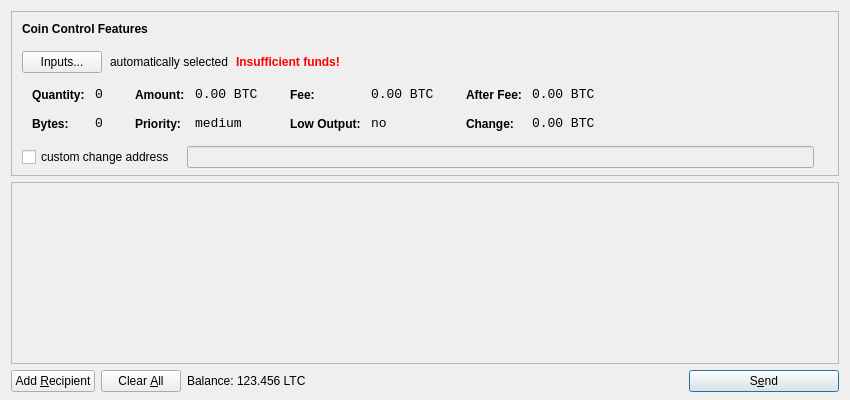
Above: src/qt/forms/sendcoinsdialog.ui from blastcoin/blastcoin before the change. Below: the same form after it.
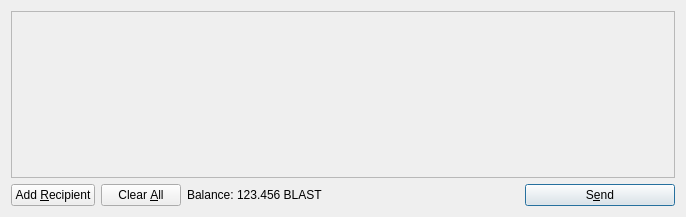
That is the form after the change. Icons and pictures are not drawn.

Diff of the .ui file:
```diff
--- a/src/qt/forms/sendcoinsdialog.ui
+++ b/src/qt/forms/sendcoinsdialog.ui
@@ -6,615 +6,14 @@
    <rect>
     <x>0</x>
     <y>0</y>
-    <width>850</width>
-    <height>400</height>
+    <width>686</width>
+    <height>217</height>
    </rect>
   </property>
   <property name="windowTitle">
    <string>Send Coins</string>
   </property>
-  <layout class="QVBoxLayout" name="verticalLayout" stretch="0,1,0">
-   <property name="bottomMargin">
-    <number>8</number>
-   </property>
-   <item>
-    <widget class="QFrame" name="frameCoinControl">
-     <property name="sizePolicy">
-      <sizepolicy hsizetype="Expanding" vsizetype="Expanding">
-       <horstretch>0</horstretch>
-       <verstretch>0</verstretch>
-      </sizepolicy>
-     </property>
-     <property name="maximumSize">
-      <size>
-       <width>16777215</width>
-       <height>16777215</height>
-      </size>
-     </property>
-     <property name="frameShape">
-      <enum>QFrame::StyledPanel</enum>
-     </property>
-     <property name="frameShadow">
-      <enum>QFrame::Sunken</enum>
-     </property>
-     <layout class="QVBoxLayout" name="verticalLayoutCoinControl2">
-      <property name="spacing">
-       <number>-1</number>
-      </property>
-      <property name="leftMargin">
-       <number>0</number>
-      </property>
-      <property name="topMargin">
-       <number>0</number>
-      </property>
-      <property name="rightMargin">
-       <number>0</number>
-      </property>
-      <property name="bottomMargin">
-       <number>6</number>
-      </property>
-      <item>
-       <layout class="QVBoxLayout" name="verticalLayoutCoinControl" stretch="0,0,0,0,1">
-        <property name="spacing">
-         <number>0</number>
-        </property>
-        <property name="leftMargin">
-         <number>10</number>
-        </property>
-        <property name="topMargin">
-         <number>10</number>
-        </property>
-        <item>
-         <layout class="QHBoxLayout" name="horizontalLayoutCoinControl1">
-          <property name="bottomMargin">
-           <number>15</number>
-          </property>
-          <item>
-           <widget class="QLabel" name="labelCoinControlFeatures">
-            <property name="sizePolicy">
-             <sizepolicy hsizetype="Preferred" vsizetype="Maximum">
-              <horstretch>0</horstretch>
-              <verstretch>0</verstretch>
-             </sizepolicy>
-            </property>
-            <property name="font">
-             <font>
-              <weight>75</weight>
-              <bold>true</bold>
-             </font>
-            </property>
-            <property name="styleSheet">
-             <string notr="true">font-weight:bold;</string>
-            </property>
-            <property name="text">
-             <string>Coin Control Features</string>
-            </property>
-           </widget>
-          </item>
-         </layout>
-        </item>
-        <item>
-         <layout class="QHBoxLayout" name="horizontalLayoutCoinControl2" stretch="0,0,0,0">
-          <property name="spacing">
-           <number>8</number>
-          </property>
-          <property name="bottomMargin">
-           <number>10</number>
-          </property>
-          <item>
-           <widget class="QPushButton" name="pushButtonCoinControl">
-            <property name="styleSheet">
-             <string notr="true"/>
-            </property>
-            <property name="text">
-             <string>Inputs...</string>
-            </property>
-           </widget>
-          </item>
-          <item>
-           <widget class="QLabel" name="labelCoinControlAutomaticallySelected">
-            <property name="text">
-             <string>automatically selected</string>
-            </property>
-            <property name="margin">
-             <number>5</number>
-            </property>
-           </widget>
-          </item>
-          <item>
-           <widget class="QLabel" name="labelCoinControlInsuffFunds">
-            <property name="font">
-             <font>
-              <weight>75</weight>
-              <bold>true</bold>
-             </font>
-            </property>
-            <property name="styleSheet">
-             <string notr="true">color:red;font-weight:bold;</string>
-            </property>
-            <property name="text">
-             <string>Insufficient funds!</string>
-            </property>
-            <property name="margin">
-             <number>5</number>
-            </property>
-           </widget>
-          </item>
-          <item>
-           <spacer name="horizontalSpacerCoinControl">
-            <property name="orientation">
-             <enum>Qt::Horizontal</enum>
-            </property>
-            <property name="sizeHint" stdset="0">
-             <size>
-              <width>40</width>
-              <height>1</height>
-             </size>
-            </property>
-           </spacer>
-          </item>
-         </layout>
-        </item>
-        <item>
-         <widget class="QWidget" name="widgetCoinControl" native="true">
-          <property name="sizePolicy">
-           <sizepolicy hsizetype="Preferred" vsizetype="Preferred">
-            <horstretch>0</horstretch>
-            <verstretch>0</verstretch>
-           </sizepolicy>
-          </property>
-          <property name="minimumSize">
-           <size>
-            <width>0</width>
-            <height>0</height>
-           </size>
-          </property>
-          <property name="styleSheet">
-           <string notr="true"/>
-          </property>
-          <layout class="QHBoxLayout" name="horizontalLayoutCoinControl5">
-           <property name="margin">
-            <number>0</number>
-           </property>
-           <item>
-            <layout class="QHBoxLayout" name="horizontalLayoutCoinControl3" stretch="0,0,0,1">
-             <property name="spacing">
-              <number>20</number>
-             </property>
-             <property name="topMargin">
-              <number>0</number>
-             </property>
-             <property name="bottomMargin">
-              <number>10</number>
-             </property>
-             <item>
-              <layout class="QFormLayout" name="formLayoutCoinControl1">
-               <property name="horizontalSpacing">
-                <number>10</number>
-               </property>
-               <property name="verticalSpacing">
-                <number>14</number>
-               </property>
-               <property name="leftMargin">
-                <number>10</number>
-               </property>
-               <property name="topMargin">
-                <number>4</number>
-               </property>
-               <property name="rightMargin">
-                <number>6</number>
-               </property>
-               <item row="0" column="0">
-                <widget class="QLabel" name="labelCoinControlQuantityText">
-                 <property name="styleSheet">
-                  <string notr="true">font-weight:bold;</string>
-                 </property>
-                 <property name="text">
-                  <string>Quantity:</string>
-                 </property>
-                 <property name="margin">
-                  <number>0</number>
-                 </property>
-                </widget>
-               </item>
-               <item row="0" column="1">
-                <widget class="QLabel" name="labelCoinControlQuantity">
-                 <property name="font">
-                  <font>
-                   <family>Monospace</family>
-                   <pointsize>10</pointsize>
-                  </font>
-                 </property>
-                 <property name="cursor">
-                  <cursorShape>IBeamCursor</cursorShape>
-                 </property>
-                 <property name="contextMenuPolicy">
-                  <enum>Qt::ActionsContextMenu</enum>
-                 </property>
-                 <property name="text">
-                  <string notr="true">0</string>
-                 </property>
-                 <property name="margin">
-                  <number>0</number>
-                 </property>
-                 <property name="textInteractionFlags">
-                  <set>Qt::LinksAccessibleByMouse|Qt::TextSelectableByKeyboard|Qt::TextSelectableByMouse</set>
-                 </property>
-                </widget>
-               </item>
-               <item row="1" column="0">
-                <widget class="QLabel" name="labelCoinControlBytesText">
-                 <property name="styleSheet">
-                  <string notr="true">font-weight:bold;</string>
-                 </property>
-                 <property name="text">
-                  <string>Bytes:</string>
-                 </property>
-                </widget>
-               </item>
-               <item row="1" column="1">
-                <widget class="QLabel" name="labelCoinControlBytes">
-                 <property name="font">
-                  <font>
-                   <family>Monospace</family>
-                   <pointsize>10</pointsize>
-                  </font>
-                 </property>
-                 <property name="cursor">
-                  <cursorShape>IBeamCursor</cursorShape>
-                 </property>
-                 <property name="contextMenuPolicy">
-                  <enum>Qt::ActionsContextMenu</enum>
-                 </property>
-                 <property name="text">
-                  <string notr="true">0</string>
-                 </property>
-                 <property name="textInteractionFlags">
-                  <set>Qt::LinksAccessibleByMouse|Qt::TextSelectableByKeyboard|Qt::TextSelectableByMouse</set>
-                 </property>
-                </widget>
-               </item>
-              </layout>
-             </item>
-             <item>
-              <layout class="QFormLayout" name="formLayoutCoinControl2">
-               <property name="horizontalSpacing">
-                <number>10</number>
-               </property>
-               <property name="verticalSpacing">
-                <number>14</number>
-               </property>
-               <property name="leftMargin">
-                <number>6</number>
-               </property>
-               <property name="topMargin">
-                <number>4</number>
-               </property>
-               <property name="rightMargin">
-                <number>6</number>
-               </property>
-               <item row="0" column="0">
-                <widget class="QLabel" name="labelCoinControlAmountText">
-                 <property name="styleSheet">
-                  <string notr="true">font-weight:bold;</string>
-                 </property>
-                 <property name="text">
-                  <string>Amount:</string>
-                 </property>
-                 <property name="margin">
-                  <number>0</number>
-                 </property>
-                </widget>
-               </item>
-               <item row="0" column="1">
-                <widget class="QLabel" name="labelCoinControlAmount">
-                 <property name="font">
-                  <font>
-                   <family>Monospace</family>
-                   <pointsize>10</pointsize>
-                  </font>
-                 </property>
-                 <property name="cursor">
-                  <cursorShape>IBeamCursor</cursorShape>
-                 </property>
-                 <property name="contextMenuPolicy">
-                  <enum>Qt::ActionsContextMenu</enum>
-                 </property>
-                 <property name="text">
-                  <string notr="true">0.00 BTC</string>
-                 </property>
-                 <property name="textInteractionFlags">
-                  <set>Qt::LinksAccessibleByMouse|Qt::TextSelectableByKeyboard|Qt::TextSelectableByMouse</set>
-                 </property>
-                </widget>
-               </item>
-               <item row="1" column="0">
-                <widget class="QLabel" name="labelCoinControlPriorityText">
-                 <property name="styleSheet">
-                  <string notr="true">font-weight:bold;</string>
-                 </property>
-                 <property name="text">
-                  <string>Priority:</string>
-                 </property>
-                </widget>
-               </item>
-               <item row="1" column="1">
-                <widget class="QLabel" name="labelCoinControlPriority">
-                 <property name="font">
-                  <font>
-                   <family>Monospace</family>
-                   <pointsize>10</pointsize>
-                  </font>
-                 </property>
-                 <property name="cursor">
-                  <cursorShape>IBeamCursor</cursorShape>
-                 </property>
-                 <property name="contextMenuPolicy">
-                  <enum>Qt::ActionsContextMenu</enum>
-                 </property>
-                 <property name="text">
-                  <string>medium</string>
-                 </property>
-                 <property name="textInteractionFlags">
-                  <set>Qt::LinksAccessibleByMouse|Qt::TextSelectableByKeyboard|Qt::TextSelectableByMouse</set>
-                 </property>
-                </widget>
-               </item>
-              </layout>
-             </item>
-             <item>
-              <layout class="QFormLayout" name="formLayoutCoinControl3">
-               <property name="horizontalSpacing">
-                <number>10</number>
-               </property>
-               <property name="verticalSpacing">
-                <number>14</number>
-               </property>
-               <property name="leftMargin">
-                <number>6</number>
-               </property>
-               <property name="topMargin">
-                <number>4</number>
-               </property>
-               <property name="rightMargin">
-                <number>6</number>
-               </property>
-               <item row="0" column="0">
-                <widget class="QLabel" name="labelCoinControlFeeText">
-                 <property name="styleSheet">
-                  <string notr="true">font-weight:bold;</string>
-                 </property>
-                 <property name="text">
-                  <string>Fee:</string>
-                 </property>
-                 <property name="margin">
-                  <number>0</number>
-                 </property>
-                </widget>
-               </item>
-               <item row="0" column="1">
-                <widget class="QLabel" name="labelCoinControlFee">
-                 <property name="font">
-                  <font>
-                   <family>Monospace</family>
-                   <pointsize>10</pointsize>
-                  </font>
-                 </property>
-                 <property name="cursor">
-                  <cursorShape>IBeamCursor</cursorShape>
-                 </property>
-                 <property name="contextMenuPolicy">
-                  <enum>Qt::ActionsContextMenu</enum>
-                 </property>
-                 <property name="text">
-                  <string notr="true">0.00 BTC</string>
-                 </property>
-                 <property name="textInteractionFlags">
-                  <set>Qt::LinksAccessibleByMouse|Qt::TextSelectableByKeyboard|Qt::TextSelectableByMouse</set>
-                 </property>
-                </widget>
-               </item>
-               <item row="1" column="0">
-                <widget class="QLabel" name="labelCoinControlLowOutputText">
-                 <property name="styleSheet">
-                  <string notr="true">font-weight:bold;</string>
-                 </property>
-                 <property name="text">
-                  <string>Low Output:</string>
-                 </property>
-                </widget>
-               </item>
-               <item row="1" column="1">
-                <widget class="QLabel" name="labelCoinControlLowOutput">
-                 <property name="font">
-                  <font>
-                   <family>Monospace</family>
-                   <pointsize>10</pointsize>
-                  </font>
-                 </property>
-                 <property name="cursor">
-                  <cursorShape>IBeamCursor</cursorShape>
-                 </property>
-                 <property name="contextMenuPolicy">
-                  <enum>Qt::ActionsContextMenu</enum>
-                 </property>
-                 <property name="text">
-                  <string>no</string>
-                 </property>
-                 <property name="textInteractionFlags">
-                  <set>Qt::LinksAccessibleByMouse|Qt::TextSelectableByKeyboard|Qt::TextSelectableByMouse</set>
-                 </property>
-                </widget>
-               </item>
-              </layout>
-             </item>
-             <item>
-              <layout class="QFormLayout" name="formLayoutCoinControl4">
-               <property name="horizontalSpacing">
-                <number>10</number>
-               </property>
-               <property name="verticalSpacing">
-                <number>14</number>
-               </property>
-               <property name="leftMargin">
-                <number>6</number>
-               </property>
-               <property name="topMargin">
-                <number>4</number>
-               </property>
-               <property name="rightMargin">
-                <number>6</number>
-               </property>
-               <item row="0" column="0">
-                <widget class="QLabel" name="labelCoinControlAfterFeeText">
-                 <property name="styleSheet">
-                  <string notr="true">font-weight:bold;</string>
-                 </property>
-                 <property name="text">
-                  <string>After Fee:</string>
-                 </property>
-                 <property name="margin">
-                  <number>0</number>
-                 </property>
-                </widget>
-               </item>
-               <item row="0" column="1">
-                <widget class="QLabel" name="labelCoinControlAfterFee">
-                 <property name="font">
-                  <font>
-                   <family>Monospace</family>
-                   <pointsize>10</pointsize>
-                  </font>
-                 </property>
-                 <property name="cursor">
-                  <cursorShape>IBeamCursor</cursorShape>
-                 </property>
-                 <property name="contextMenuPolicy">
-                  <enum>Qt::ActionsContextMenu</enum>
-                 </property>
-                 <property name="text">
-                  <string notr="true">0.00 BTC</string>
-                 </property>
-                 <property name="textInteractionFlags">
-                  <set>Qt::LinksAccessibleByMouse|Qt::TextSelectableByKeyboard|Qt::TextSelectableByMouse</set>
-                 </property>
-                </widget>
-               </item>
-               <item row="1" column="0">
-                <widget class="QLabel" name="labelCoinControlChangeText">
-                 <property name="styleSheet">
-                  <string notr="true">font-weight:bold;</string>
-                 </property>
-                 <property name="text">
-                  <string>Change:</string>
-                 </property>
-                </widget>
-               </item>
-               <item row="1" column="1">
-                <widget class="QLabel" name="labelCoinControlChange">
-                 <property name="font">
-                  <font>
-                   <family>Monospace</family>
-                   <pointsize>10</pointsize>
-                  </font>
-                 </property>
-                 <property name="cursor">
-                  <cursorShape>IBeamCursor</cursorShape>
-                 </property>
-                 <property name="contextMenuPolicy">
-                  <enum>Qt::ActionsContextMenu</enum>
-                 </property>
-                 <property name="text">
-                  <string notr="true">0.00 BTC</string>
-                 </property>
-                 <property name="textInteractionFlags">
-                  <set>Qt::LinksAccessibleByMouse|Qt::TextSelectableByKeyboard|Qt::TextSelectableByMouse</set>
-                 </property>
-                </widget>
-               </item>
-              </layout>
-             </item>
-            </layout>
-           </item>
-          </layout>
-         </widget>
-        </item>
-        <item>
-         <layout class="QHBoxLayout" name="horizontalLayoutCoinControl4" stretch="0,0,0">
-          <property name="spacing">
-           <number>12</number>
-          </property>
-          <property name="sizeConstraint">
-           <enum>QLayout::SetDefaultConstraint</enum>
-          </property>
-          <property name="topMargin">
-           <number>5</number>
-          </property>
-          <property name="rightMargin">
-           <number>5</number>
-          </property>
-          <item>
-           <widget class="QCheckBox" name="checkBoxCoinControlChange">
-            <property name="text">
-             <string>custom change address</string>
-            </property>
-           </widget>
-          </item>
-          <item>
-           <widget class="QLineEdit" name="lineEditCoinControlChange">
-            <property name="enabled">
-             <bool>false</bool>
-            </property>
-            <property name="sizePolicy">
-             <sizepolicy hsizetype="Expanding" vsizetype="Fixed">
-              <horstretch>0</horstretch>
-              <verstretch>0</verstretch>
-             </sizepolicy>
-            </property>
-           </widget>
-          </item>
-          <item>
-           <widget class="QLabel" name="labelCoinControlChangeLabel">
-            <property name="sizePolicy">
-             <sizepolicy hsizetype="Preferred" vsizetype="Expanding">
-              <horstretch>0</horstretch>
-              <verstretch>0</verstretch>
-             </sizepolicy>
-            </property>
-            <property name="minimumSize">
-             <size>
-              <width>0</width>
-              <height>0</height>
-             </size>
-            </property>
-            <property name="text">
-             <string/>
-            </property>
-            <property name="margin">
-             <number>3</number>
-            </property>
-           </widget>
-          </item>
-         </layout>
-        </item>
-        <item>
-         <spacer name="verticalSpacerCoinControl">
-          <property name="orientation">
-           <enum>Qt::Vertical</enum>
-          </property>
-          <property name="sizeHint" stdset="0">
-           <size>
-            <width>800</width>
-            <height>1</height>
-           </size>
-          </property>
-         </spacer>
-        </item>
-       </layout>
-      </item>
-     </layout>
-    </widget>
-   </item>
+  <layout class="QVBoxLayout" name="verticalLayout">
    <item>
     <widget class="QScrollArea" name="scrollArea">
      <property name="widgetResizable">
@@ -625,7 +24,7 @@
        <rect>
         <x>0</x>
         <y>0</y>
-        <width>830</width>
+        <width>666</width>
         <height>165</height>
        </rect>
       </property>
@@ -720,7 +119,7 @@
           <cursorShape>IBeamCursor</cursorShape>
          </property>
          <property name="text">
-          <string>123.456 LTC</string>
+          <string>123.456 BLAST</string>
          </property>
          <property name="textInteractionFlags">
           <set>Qt::LinksAccessibleByMouse|Qt::TextSelectableByKeyboard|Qt::TextSelectableByMouse</set>
```
